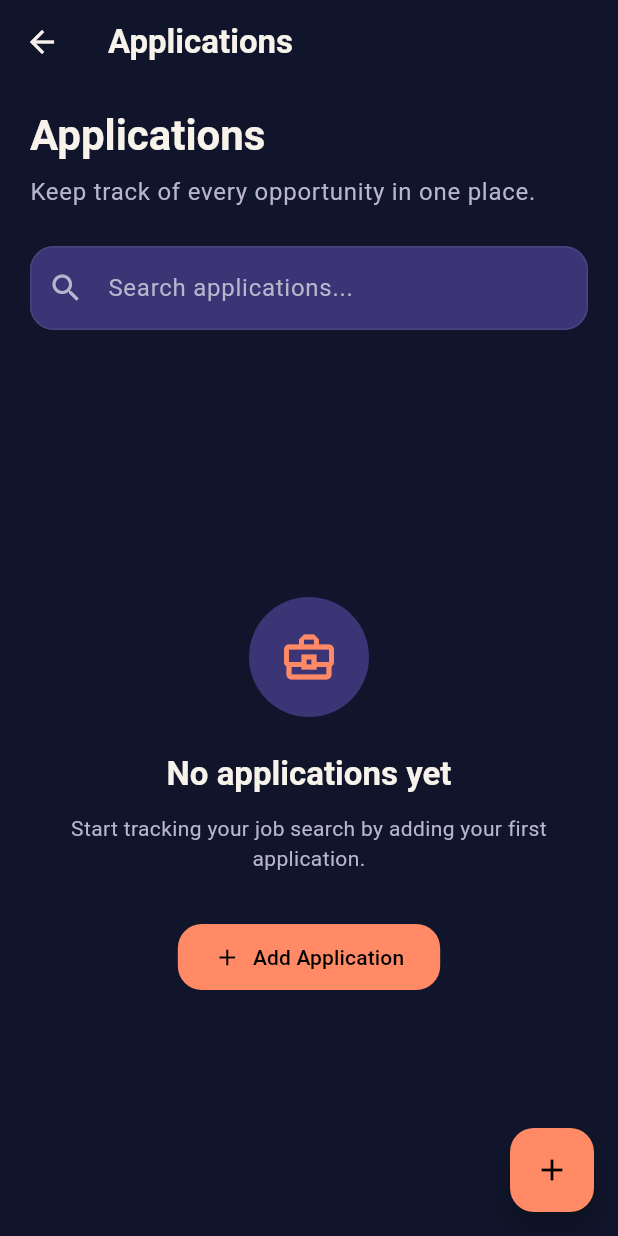
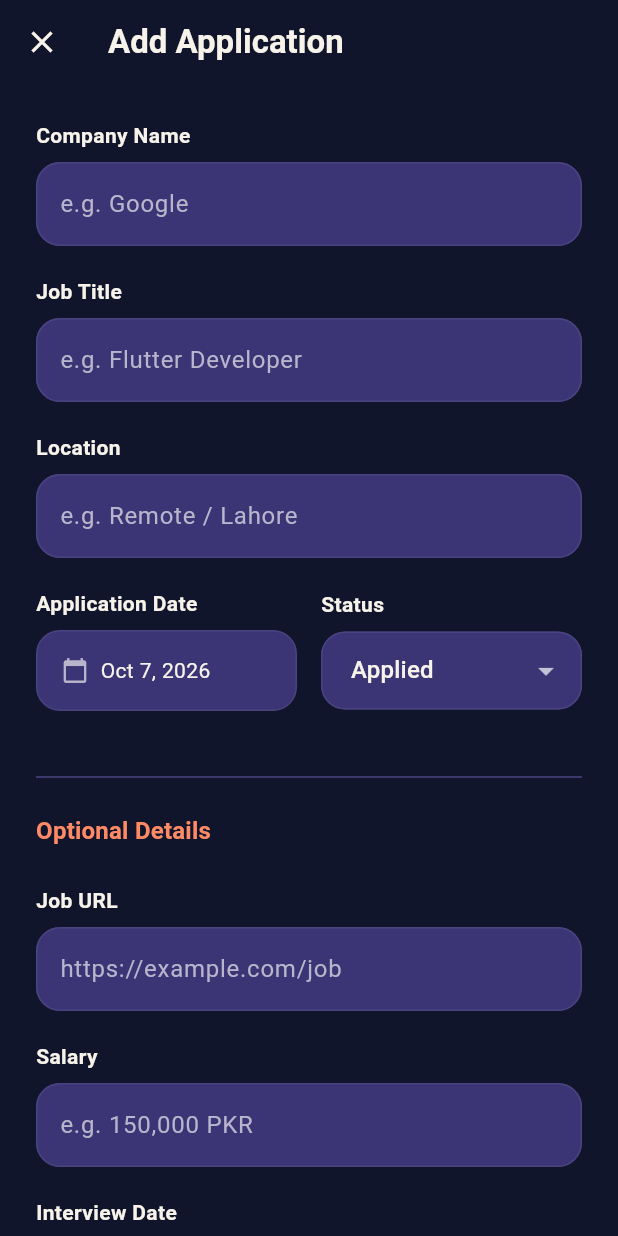
Before and after one commit to hibarani/job_application_tracker, a Flutter app: the ApplicationsScreen screen opened directly, after a tap on "Add Application", on a phone screen of 412 x 824 dp. Run offline on Flutter 3.47's test engine with Material 3 defaults, Android fonts, the phone set to English and light mode, and no system bars; our stand-ins replace shared_preferences; accounts and stored records are empty.

Commit message:
Implement add application form and save flow

```diff
--- /dev/null
+++ b/lib/features/applications/screens/add_application_screen.dart
@@ -0,0 +1,489 @@
+import 'package:flutter/material.dart';
+import 'package:job_application_tracker/features/applications/models/job_application.dart';
+import 'package:job_application_tracker/services/storage/local_storage_service.dart';
+
+class AddApplicationScreen extends StatefulWidget {
+  const AddApplicationScreen({super.key});
+
+  @override
+  State<AddApplicationScreen> createState() => _AddApplicationScreenState();
+}
+
+class _AddApplicationScreenState extends State<AddApplicationScreen> {
+  final _formKey = GlobalKey<FormState>();
+  final LocalStorageService _storageService = LocalStorageService();
+  bool _isSaving = false;
+
+  final TextEditingController _companyController = TextEditingController();
+  final TextEditingController _jobTitleController = TextEditingController();
+  final TextEditingController _locationController = TextEditingController();
+  final TextEditingController _jobUrlController = TextEditingController();
+  final TextEditingController _salaryController = TextEditingController();
+  final TextEditingController _contactController = TextEditingController();
+  final TextEditingController _notesController = TextEditingController();
+
+  DateTime _applicationDate = DateTime.now();
+  DateTime? _interviewDate;
+  ApplicationStatus _status = ApplicationStatus.applied;
+
+  String _formatDate(DateTime date) {
+    const months = [
+      'Jan',
+      'Feb',
+      'Mar',
+      'Apr',
+      'May',
+      'Jun',
+      'Jul',
+      'Aug',
+      'Sep',
+      'Oct',
+      'Nov',
+      'Dec',
+    ];
+    return '${months[date.month - 1]} ${date.day}, ${date.year}';
+  }
+
+  @override
+  void dispose() {
+    _companyController.dispose();
+    _jobTitleController.dispose();
+    _locationController.dispose();
+    _jobUrlController.dispose();
+    _salaryController.dispose();
+    _contactController.dispose();
+    _notesController.dispose();
+    super.dispose();
+  }
+
+  Future<void> _selectDate(BuildContext context, bool isApplicationDate) async {
+    final DateTime initialDate = isApplicationDate
+        ? _applicationDate
+        : (_interviewDate ?? DateTime.now());
+    final DateTime? picked = await showDatePicker(
+      context: context,
+      initialDate: initialDate,
+      firstDate: DateTime(2000),
+      lastDate: DateTime(2101),
+      builder: (context, child) {
+        return Theme(
+          data: Theme.of(context).copyWith(
+            colorScheme: Theme.of(context).colorScheme.copyWith(
+              primary: Theme.of(context).colorScheme.primary,
+              onPrimary: Theme.of(context).colorScheme.onPrimary,
+              surface: Theme.of(context).colorScheme.surfaceContainerHighest,
+              onSurface: Theme.of(context).colorScheme.onSurface,
+            ),
+          ),
+          child: child!,
+        );
+      },
+    );
+    if (picked != null) {
+      setState(() {
+        if (isApplicationDate) {
+          _applicationDate = picked;
+        } else {
+          _interviewDate = picked;
+        }
+      });
+    }
+  }
+
+  String _getStatusText(ApplicationStatus status) {
+    final text = status.name;
+    return text[0].toUpperCase() + text.substring(1);
+  }
+
+  Future<void> _saveApplication() async {
+    if (!_formKey.currentState!.validate()) {
+      return;
+    }
+
+    setState(() {
+      _isSaving = true;
+    });
+
+    try {
+      final existingApps = await _storageService.loadApplications();
+
+      double? parsedSalary;
+      if (_salaryController.text.trim().isNotEmpty) {
+        final numericString = _salaryController.text.replaceAll(
+          RegExp(r'[^0-9.]'),
+          '',
+        );
+        parsedSalary = double.tryParse(numericString);
+      }
+
+      final newApp = JobApplication(
+        id: DateTime.now().millisecondsSinceEpoch.toString(),
+        companyName: _companyController.text.trim(),
+        jobTitle: _jobTitleController.text.trim(),
+        location: _locationController.text.trim(),
+        applicationDate: _applicationDate,
+        status: _status,
+        jobUrl: _jobUrlController.text.trim(),
+        salary: parsedSalary,
+        interviewDate: _interviewDate,
+        notes: _notesController.text.trim(),
+        contactName: _contactController.text.trim(),
+        isFavorite: false,
+      );
+
+      existingApps.add(newApp);
+      await _storageService.saveApplications(existingApps);
+
+      if (mounted) {
+        Navigator.pop(context, true);
+      }
+    } catch (e) {
+      if (mounted) {
+        ScaffoldMessenger.of(context).showSnackBar(
+          const SnackBar(
+            content: Text('Could not save the application. Please try again.'),
+            backgroundColor: Colors.red,
+          ),
+        );
+      }
+    } finally {
+      if (mounted) {
+        setState(() {
+          _isSaving = false;
+        });
+      }
+    }
+  }
+
+  Widget _buildTextField({
+    required TextEditingController controller,
+    required String label,
+    required String hint,
+    bool isRequired = false,
+    int maxLines = 1,
+    TextInputType keyboardType = TextInputType.text,
+  }) {
+    return Padding(
+      padding: const EdgeInsets.only(bottom: 20.0),
+      child: Column(
+        crossAxisAlignment: CrossAxisAlignment.start,
+        children: [
+          Text(
+            label,
+            style: TextStyle(
+              color: Theme.of(context).colorScheme.onSurface,
+              fontWeight: FontWeight.w600,
+            ),
+          ),
+          const SizedBox(height: 8),
+          TextFormField(
+            controller: controller,
+            maxLines: maxLines,
+            keyboardType: keyboardType,
+            decoration: InputDecoration(
+              hintText: hint,
+              hintStyle: TextStyle(
+                color: Theme.of(context).colorScheme.onSurfaceVariant,
+              ),
+            ),
+            validator: (value) {
+              if (isRequired && (value == null || value.trim().isEmpty)) {
+                return '$label is required.';
+              }
+              return null;
+            },
+          ),
+        ],
+      ),
+    );
+  }
+
+  @override
+  Widget build(BuildContext context) {
+    final theme = Theme.of(context);
+    final colorScheme = theme.colorScheme;
+
+    return Scaffold(
+      appBar: AppBar(
+        title: const Text(
+          'Add Application',
+          style: TextStyle(fontWeight: FontWeight.w600),
+        ),
+        leading: IconButton(
+          icon: const Icon(Icons.close),
+          onPressed: () => Navigator.pop(context),
+        ),
+      ),
+      body: SafeArea(
+        child: Form(
+          key: _formKey,
+          child: SingleChildScrollView(
+            padding: const EdgeInsets.all(24.0),
+            child: Column(
+              crossAxisAlignment: CrossAxisAlignment.start,
+              children: [
+                _buildTextField(
+                  controller: _companyController,
+                  label: 'Company Name',
+                  hint: 'e.g. Google',
+                  isRequired: true,
+                ),
+                _buildTextField(
+                  controller: _jobTitleController,
+                  label: 'Job Title',
+                  hint: 'e.g. Flutter Developer',
+                  isRequired: true,
+                ),
+                _buildTextField(
+                  controller: _locationController,
+                  label: 'Location',
+                  hint: 'e.g. Remote / Lahore',
+                  isRequired: true,
+                ),
+                Padding(
+                  padding: const EdgeInsets.only(bottom: 20.0),
+                  child: Row(
+                    children: [
+                      Expanded(
+                        child: Column(
+                          crossAxisAlignment: CrossAxisAlignment.start,
+                          children: [
+                            Text(
+                              'Application Date',
+                              style: TextStyle(
+                                color: colorScheme.onSurface,
+                                fontWeight: FontWeight.w600,
+                              ),
+                            ),
+                            const SizedBox(height: 8),
+                            InkWell(
+                              onTap: () => _selectDate(context, true),
+                              borderRadius: BorderRadius.circular(16),
+                              child: Container(
+                                padding: const EdgeInsets.symmetric(
+                                  horizontal: 16,
+                                  vertical: 16,
+                                ),
+                                decoration: BoxDecoration(
+                                  color: colorScheme.surfaceContainerHighest,
+                                  borderRadius: BorderRadius.circular(16),
+                                  border: Border.all(
+                                    color: colorScheme.outlineVariant,
+                                  ),
+                                ),
+                                child: Row(
+                                  children: [
+                                    Icon(
+                                      Icons.calendar_today,
+                                      size: 18,
+                                      color: colorScheme.onSurfaceVariant,
+                                    ),
+                                    const SizedBox(width: 8),
+                                    Text(
+                                      _formatDate(_applicationDate),
+                                      style: TextStyle(
+                                        color: colorScheme.onSurface,
+                                      ),
+                                    ),
+                                  ],
+                                ),
+                              ),
+                            ),
+                          ],
+                        ),
+                      ),
+                      const SizedBox(width: 16),
+                      Expanded(
+                        child: Column(
+                          crossAxisAlignment: CrossAxisAlignment.start,
+                          children: [
+                            Text(
+                              'Status',
+                              style: TextStyle(
+                                color: colorScheme.onSurface,
+                                fontWeight: FontWeight.w600,
+                              ),
+                            ),
+                            const SizedBox(height: 8),
+                            DropdownButtonFormField<ApplicationStatus>(
+                              initialValue: _status,
+                              dropdownColor:
+                                  colorScheme.surfaceContainerHighest,
+                              decoration: const InputDecoration(
+                                contentPadding: EdgeInsets.symmetric(
+                                  horizontal: 16,
+                                  vertical: 14,
+                                ),
+                              ),
+                              items: ApplicationStatus.values.map((status) {
+                                return DropdownMenuItem(
+                                  value: status,
+                                  child: Text(_getStatusText(status)),
+                                );
+                              }).toList(),
+                              onChanged: (value) {
+                                if (value != null) {
+                                  setState(() {
+                                    _status = value;
+                                  });
+                                }
+                              },
+                            ),
+                          ],
+                        ),
+                      ),
+                    ],
+                  ),
+                ),
+                const Divider(height: 48),
+                Text(
+                  'Optional Details',
+                  style: theme.textTheme.titleMedium?.copyWith(
+                    fontWeight: FontWeight.bold,
+                    color: colorScheme.primary,
+                  ),
+                ),
+                const SizedBox(height: 24),
+                _buildTextField(
+                  controller: _jobUrlController,
+                  label: 'Job URL',
+                  hint: 'https://example.com/job',
+                  keyboardType: TextInputType.url,
+                ),
+                _buildTextField(
+                  controller: _salaryController,
+                  label: 'Salary',
+                  hint: 'e.g. 150,000 PKR',
+                ),
+                Padding(
+                  padding: const EdgeInsets.only(bottom: 20.0),
+                  child: Column(
+                    crossAxisAlignment: CrossAxisAlignment.start,
+                    children: [
+                      Text(
+                        'Interview Date',
+                        style: TextStyle(
+                          color: colorScheme.onSurface,
+                          fontWeight: FontWeight.w600,
+                        ),
+                      ),
+                      const SizedBox(height: 8),
+                      InkWell(
+                        onTap: () => _selectDate(context, false),
+                        borderRadius: BorderRadius.circular(16),
+                        child: Container(
+                          padding: const EdgeInsets.symmetric(
+                            horizontal: 16,
+                            vertical: 16,
+                          ),
+                          decoration: BoxDecoration(
+                            color: colorScheme.surfaceContainerHighest,
+                            borderRadius: BorderRadius.circular(16),
+                            border: Border.all(
+                              color: colorScheme.outlineVariant,
+                            ),
+                          ),
+                          child: Row(
+                            children: [
+                              Icon(
+                                Icons.calendar_today,
+                                size: 18,
+                                color: colorScheme.onSurfaceVariant,
+                              ),
+                              const SizedBox(width: 8),
+                              Text(
+                                _interviewDate != null
+                                    ? _formatDate(_interviewDate!)
+                                    : 'Select Date (Optional)',
+                                style: TextStyle(
+                                  color: _interviewDate != null
+                                      ? colorScheme.onSurface
+                                      : colorScheme.onSurfaceVariant,
+                                ),
+                              ),
+                              const Spacer(),
+                              if (_interviewDate != null)
+                                GestureDetector(
+                                  onTap: () {
+                                    setState(() {
+                                      _interviewDate = null;
+                                    });
+                                  },
+                                  child: Icon(
+                                    Icons.close,
+                                    size: 18,
+                                    color: colorScheme.onSurfaceVariant,
+                                  ),
+                                ),
+                            ],
+                          ),
+                        ),
+                      ),
+                    ],
+                  ),
+                ),
+                _buildTextField(
+                  controller: _contactController,
+                  label: 'Contact Person',
+                  hint: 'e.g. Sarah Khan',
+                ),
+                _buildTextField(
+                  controller: _notesController,
+                  label: 'Notes',
+                  hint: 'Add any useful notes about this application...',
+                  maxLines: 4,
+                ),
+                const SizedBox(height: 40),
+                SizedBox(
+                  width: double.infinity,
+                  child: FilledButton(
+                    onPressed: _isSaving ? null : _saveApplication,
+                    style: FilledButton.styleFrom(
+                      backgroundColor: colorScheme.primary,
+                      foregroundColor: colorScheme.onPrimary,
+                      padding: const EdgeInsets.symmetric(vertical: 16),
+                    ),
+                    child: _isSaving
+                        ? SizedBox(
+                            width: 24,
+                            height: 24,
+                            child: CircularProgressIndicator(
+                              strokeWidth: 2,
+                              valueColor: AlwaysStoppedAnimation<Color>(
+                                colorScheme.onPrimary,
+                              ),
+                            ),
+                          )
+                        : const Text(
+                            'Save Application',
+                            style: TextStyle(
+                              fontWeight: FontWeight.bold,
+                              fontSize: 16,
+                            ),
+                          ),
+                  ),
+                ),
+                const SizedBox(height: 16),
+                SizedBox(
+                  width: double.infinity,
+                  child: TextButton(
+                    onPressed: _isSaving ? null : () => Navigator.pop(context),
+                    style: TextButton.styleFrom(
+                      foregroundColor: colorScheme.onSurfaceVariant,
+                      padding: const EdgeInsets.symmetric(vertical: 16),
+                    ),
+                    child: const Text(
+                      'Cancel',
+                      style: TextStyle(fontWeight: FontWeight.bold),
+                    ),
+                  ),
+                ),
+                const SizedBox(height: 40), // Bottom padding
+              ],
+            ),
+          ),
+        ),
+      ),
+    );
+  }
+}
--- a/lib/features/applications/screens/applications_screen.dart
+++ b/lib/features/applications/screens/applications_screen.dart
@@ -1,5 +1,6 @@
 import 'package:flutter/material.dart';
 import 'package:job_application_tracker/features/applications/models/job_application.dart';
+import 'package:job_application_tracker/features/applications/screens/add_application_screen.dart';
 import 'package:job_application_tracker/services/storage/local_storage_service.dart';
 
 class ApplicationsScreen extends StatefulWidget {
@@ -52,8 +53,16 @@ class _ApplicationsScreenState extends State<ApplicationsScreen> {
         ),
       ),
       floatingActionButton: FloatingActionButton(
-        onPressed: () {
-          // TODO: Implement Add Application flow in Phase 7
+        onPressed: () async {
+          final result = await Navigator.push(
+            context,
+            MaterialPageRoute(
+              builder: (context) => const AddApplicationScreen(),
+            ),
+          );
+          if (result == true) {
+            _loadData();
+          }
         },
         backgroundColor: colorScheme.primary,
         foregroundColor: colorScheme.onPrimary,
@@ -155,8 +164,16 @@ class _ApplicationsScreenState extends State<ApplicationsScreen> {
             ),
             const SizedBox(height: 32),
             FilledButton.icon(
-              onPressed: () {
-                // TODO: Implement Add Application flow in Phase 7
+              onPressed: () async {
+                final result = await Navigator.push(
+                  context,
+                  MaterialPageRoute(
+                    builder: (context) => const AddApplicationScreen(),
+                  ),
+                );
+                if (result == true) {
+                  _loadData();
+                }
               },
               icon: const Icon(Icons.add),
               label: const Text('Add Application'),
```
